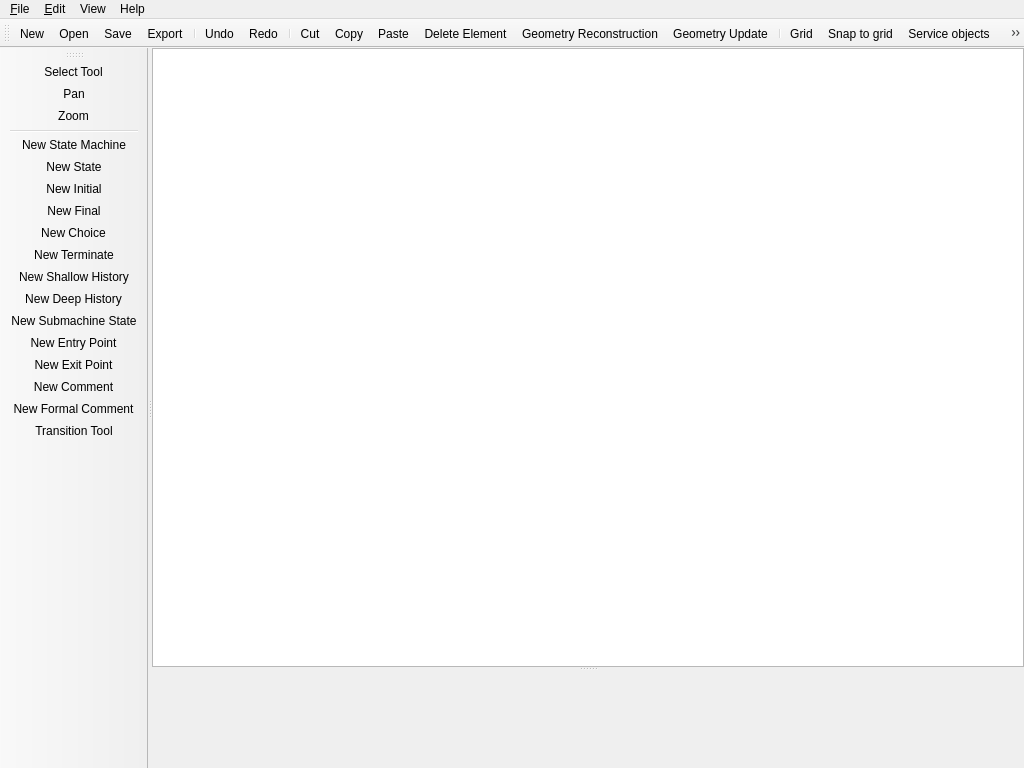
Before: the Qt Designer form smeditor_window.ui in dralex/CyberiadaHSM-Editor, drawn with Qt 5.
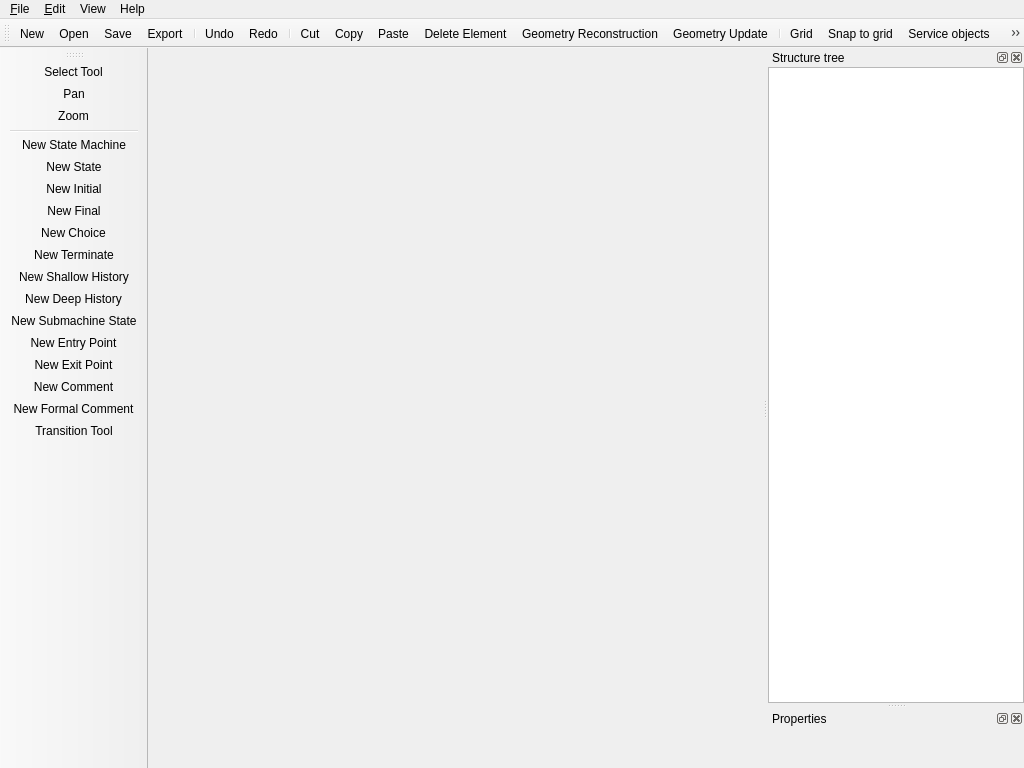
After: the same form once the commit is applied. Icons and pictures are not drawn. Custom widgets are drawn as their Qt base class.

Commit message: window: the tree and the properties as docks with view toggles

```diff
--- a/smeditor_window.ui
+++ b/smeditor_window.ui
@@ -35,22 +35,36 @@
      <number>0</number>
     </property>
     <item>
-     <widget class="QSplitter" name="vSplitter">
-      <property name="orientation">
-       <enum>Qt::Horizontal</enum>
-      </property>
       <widget class="QStackedWidget" name="documentStack"/>
-      <widget class="QSplitter" name="hSplitter">
-       <property name="orientation">
-        <enum>Qt::Vertical</enum>
-       </property>
+    </item>
+   </layout>
+  </widget>
+  <widget class="QDockWidget" name="treeDock">
+   <property name="allowedAreas">
+    <set>Qt::LeftDockWidgetArea|Qt::RightDockWidgetArea</set>
+   </property>
+   <property name="windowTitle">
+    <string>Structure tree</string>
+   </property>
+   <attribute name="dockWidgetArea">
+    <number>2</number>
+   </attribute>
+   <widget class="QWidget" name="treeDockContents">
+    <layout class="QVBoxLayout" name="treeDockLayout">
+     <property name="leftMargin">
+      <number>0</number>
+     </property>
+     <property name="topMargin">
+      <number>0</number>
+     </property>
+     <property name="rightMargin">
+      <number>0</number>
+     </property>
+     <property name="bottomMargin">
+      <number>0</number>
+     </property>
+     <item>
        <widget class="CyberiadaSMView" name="SMView">
-        <property name="sizePolicy">
-         <sizepolicy hsizetype="Preferred" vsizetype="Expanding">
-          <horstretch>0</horstretch>
-          <verstretch>0</verstretch>
-         </sizepolicy>
-        </property>
         <property name="editTriggers">
          <set>QAbstractItemView::NoEditTriggers</set>
         </property>
@@ -67,11 +81,39 @@
          <bool>false</bool>
         </attribute>
        </widget>
+     </item>
+    </layout>
+   </widget>
+  </widget>
+  <widget class="QDockWidget" name="propertiesDock">
+   <property name="allowedAreas">
+    <set>Qt::LeftDockWidgetArea|Qt::RightDockWidgetArea</set>
+   </property>
+   <property name="windowTitle">
+    <string>Properties</string>
+   </property>
+   <attribute name="dockWidgetArea">
+    <number>2</number>
+   </attribute>
+   <widget class="QWidget" name="propertiesDockContents">
+    <layout class="QVBoxLayout" name="propertiesDockLayout">
+     <property name="leftMargin">
+      <number>0</number>
+     </property>
+     <property name="topMargin">
+      <number>0</number>
+     </property>
+     <property name="rightMargin">
+      <number>0</number>
+     </property>
+     <property name="bottomMargin">
+      <number>0</number>
+     </property>
+     <item>
        <widget class="CyberiadaSMPropertiesWidget" name="propertiesWidget" native="true"/>
-      </widget>
-     </widget>
-    </item>
-   </layout>
+     </item>
+    </layout>
+   </widget>
   </widget>
   <widget class="QMenuBar" name="menuBar">
    <property name="geometry">
```
Lines whose indentation alone changed are shown as unchanged. The commit also changes 5 other files.
